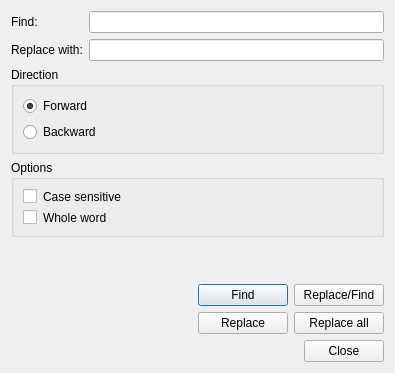
This is src/openfluid/ui/waresdev/FindReplaceDialog.ui in OpenFLUID/openfluid as Qt 5 draws it before an edit. The edited form follows.
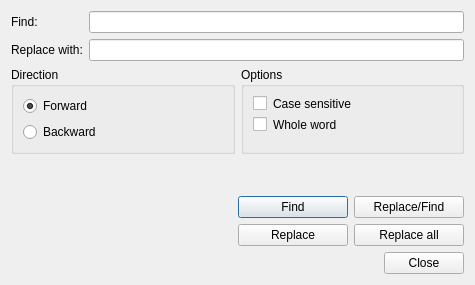
This is the edited form.

Diff of the .ui file:
```diff
--- a/src/openfluid/ui/waresdev/FindReplaceDialog.ui
+++ b/src/openfluid/ui/waresdev/FindReplaceDialog.ui
@@ -9,8 +9,8 @@
    <rect>
     <x>0</x>
     <y>0</y>
-    <width>395</width>
-    <height>373</height>
+    <width>475</width>
+    <height>285</height>
    </rect>
   </property>
   <property name="windowTitle">
@@ -48,6 +48,8 @@
     </layout>
    </item>
    <item>
+    <layout class="QHBoxLayout" name="horizontalLayout_3" stretch="1,1">
+     <item>
     <widget class="QGroupBox" name="groupBox_2">
      <property name="title">
       <string>Direction</string>
@@ -104,6 +106,8 @@
       </item>
      </layout>
     </widget>
+     </item>
+    </layout>
    </item>
    <item>
     <spacer name="verticalSpacer">
```
Lines whose indentation alone changed are shown as unchanged.
